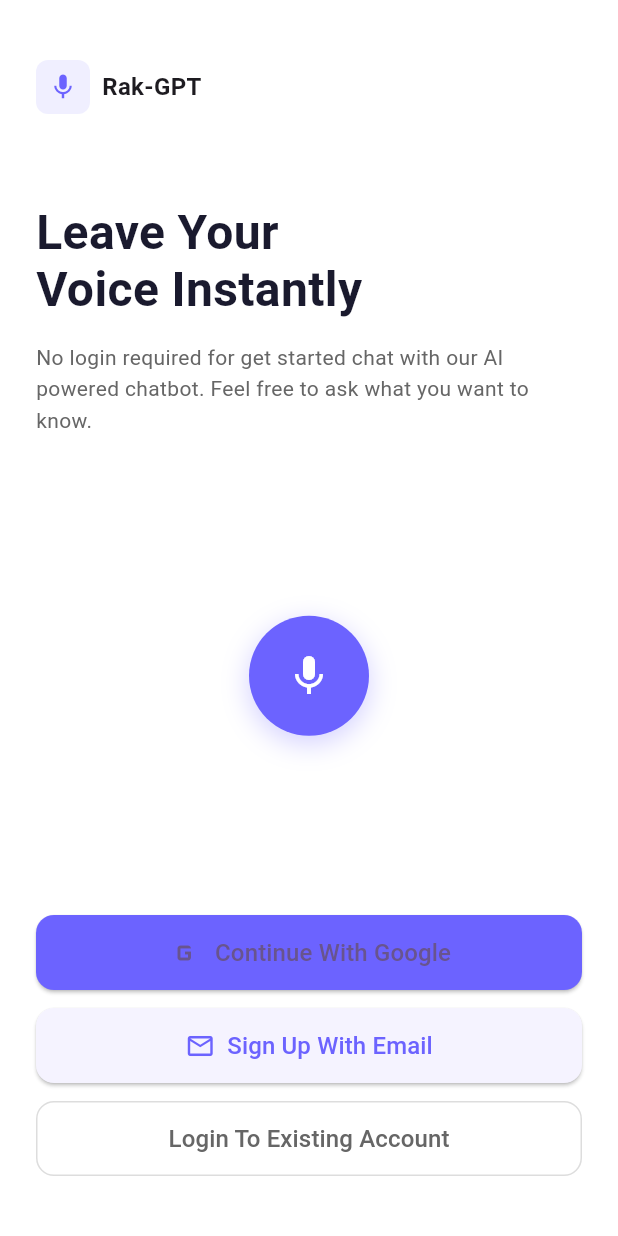
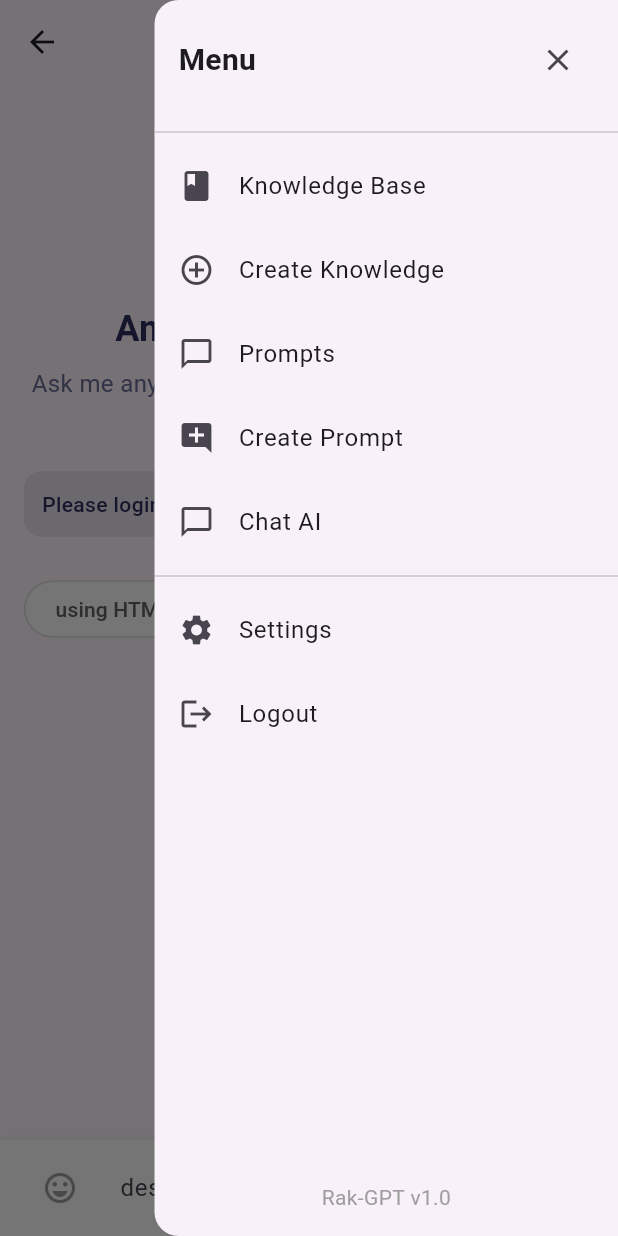
Before and after one commit to edwardpham94/amd-chat-ai, a Flutter app: the screen it shows after launch, with the side drawer open (before the commit the screen has no drawer), on a phone screen of 412 x 824 dp. Run offline on Flutter 3.47's test engine with Material 3 defaults, Android fonts, the phone set to English and light mode, and no system bars; our stand-ins replace file_picker, font_awesome_flutter, google_fonts.

Commit message:
feat: add chat ai page + sidebar

```diff
--- a/lib/main.dart
+++ b/lib/main.dart
@@ -1,6 +1,7 @@
 import 'package:amd_chat_ai/presentation/screens/authentication/login_screen_v1.dart';
 import 'package:amd_chat_ai/presentation/screens/authentication/signup_screen_v1.dart';
 import 'package:amd_chat_ai/presentation/screens/authentication/unauthorize_screen.dart';
+import 'package:amd_chat_ai/presentation/screens/chat-ai/chat_ai_screen.dart';
 import 'package:amd_chat_ai/presentation/screens/knowledge/create_knowledge_screen.dart';
 import 'package:amd_chat_ai/presentation/screens/knowledge/knowledge_screen.dart';
 import 'package:amd_chat_ai/presentation/screens/prompt/create_prompt_screen.dart';
@@ -23,7 +24,7 @@
       theme: ThemeData(
         colorScheme: ColorScheme.fromSeed(seedColor: Colors.deepPurple),
       ),
-      initialRoute: '/',
+      initialRoute: '/chat-ai',
       routes: {
         '/': (context) => const UnauthorizeScreen(),
         '/login': (context) => const LoginScreen(),
@@ -33,6 +34,7 @@
         '/prompt': (context) => const PromptScreen(),
         '/create-prompt': (context) => const CreatePromptScreen(),
         '/update-prompt': (context) => const UpdatePromptScreen(),
+        '/chat-ai': (context) => const ChatAIScreen(),
       },
     );
   }
--- /dev/null
+++ b/lib/presentation/screens/chat-ai/chat_ai_screen.dart
@@ -0,0 +1,125 @@
+import 'package:flutter/material.dart';
+import '../widgets/base_screen.dart';
+import '../widgets/chat_input.dart';
+import '../widgets/tag_chip.dart';
+
+class ChatAIScreen extends StatefulWidget {
+  const ChatAIScreen({super.key});
+
+  @override
+  State<ChatAIScreen> createState() => _ChatAIScreenState();
+}
+
+class _ChatAIScreenState extends State<ChatAIScreen> {
+  final TextEditingController _messageController = TextEditingController();
+  final List<String> _selectedTags = [];
+  final List<String> _availableTags = ['using HTML', 'using CSS', 'JavaScript'];
+
+  @override
+  void dispose() {
+    _messageController.dispose();
+    super.dispose();
+  }
+
+  void _handleSendMessage() {
+    if (_messageController.text.trim().isNotEmpty) {
+      // Handle sending message
+      _messageController.clear();
+    }
+  }
+
+  @override
+  Widget build(BuildContext context) {
+    return BaseScreen(
+      title: 'Rak-GPT',
+      body: Column(
+        children: [
+          Expanded(
+            child: ListView(
+              padding: const EdgeInsets.all(16),
+              children: [
+                const Center(
+                  child: CircleAvatar(
+                    radius: 40,
+                    backgroundColor: Colors.white,
+                    child: Icon(
+                      Icons.smart_toy,
+                      size: 40,
+                      color: Color(0xFF6C63FF),
+                    ),
+                  ),
+                ),
+                const SizedBox(height: 16),
+                const Text(
+                  'Hello, Boss!',
+                  style: TextStyle(
+                    fontSize: 24,
+                    fontWeight: FontWeight.bold,
+                    color: Color(0xFF2D2D5F),
+                  ),
+                  textAlign: TextAlign.center,
+                ),
+                const Text(
+                  'Am Ready For Help You',
+                  style: TextStyle(
+                    fontSize: 24,
+                    fontWeight: FontWeight.bold,
+                    color: Color(0xFF2D2D5F),
+                  ),
+                  textAlign: TextAlign.center,
+                ),
+                const SizedBox(height: 8),
+                const Text(
+                  'Ask me anything what\'s are on your mind. Am here to assist you!',
+                  style: TextStyle(fontSize: 16, color: Color(0xFF6E6E9B)),
+                  textAlign: TextAlign.center,
+                ),
+                const SizedBox(height: 24),
+                Container(
+                  padding: const EdgeInsets.all(12),
+                  decoration: BoxDecoration(
+                    color: const Color(0xFF2D2D5F).withOpacity(0.1),
+                    borderRadius: BorderRadius.circular(12),
+                  ),
+                  child: const Text(
+                    'Please login to save your chats',
+                    style: TextStyle(
+                      color: Color(0xFF2D2D5F),
+                      fontWeight: FontWeight.w500,
+                    ),
+                  ),
+                ),
+                const SizedBox(height: 24),
+                Wrap(
+                  spacing: 8,
+                  children:
+                      _availableTags.map((tag) {
+                        final isSelected = _selectedTags.contains(tag);
+                        return TagChip(
+                          label: tag,
+                          isSelected: isSelected,
+                          onSelected: (selected) {
+                            setState(() {
+                              if (selected) {
+                                _selectedTags.add(tag);
+                              } else {
+                                _selectedTags.remove(tag);
+                              }
+                            });
+                          },
+                        );
+                      }).toList(),
+                ),
+              ],
+            ),
+          ),
+          ChatInput(
+            controller: _messageController,
+            onSend: _handleSendMessage,
+            hintText: 'design a web page',
+          ),
+        ],
+      ),
+    );
+  }
+}
--- /dev/null
+++ b/lib/presentation/screens/widgets/app_sidebar.dart
@@ -0,0 +1,94 @@
+import 'package:flutter/material.dart';
+
+class AppSidebar extends StatelessWidget {
+  const AppSidebar({super.key});
+
+  @override
+  Widget build(BuildContext context) {
+    return Drawer(
+      width: MediaQuery.of(context).size.width * 0.75,
+      child: SafeArea(
+        child: Column(
+          children: [
+            Padding(
+              padding: const EdgeInsets.all(16.0),
+              child: Row(
+                mainAxisAlignment: MainAxisAlignment.spaceBetween,
+                children: [
+                  const Text(
+                    'Menu',
+                    style: TextStyle(fontSize: 20, fontWeight: FontWeight.bold),
+                  ),
+                  IconButton(
+                    icon: const Icon(Icons.close),
+                    onPressed: () => Navigator.of(context).pop(),
+                  ),
+                ],
+              ),
+            ),
+            const Divider(),
+            ListTile(
+              leading: const Icon(Icons.book),
+              title: const Text('Knowledge Base'),
+              onTap: () {
+                Navigator.pop(context);
+                Navigator.pushNamed(context, '/knowledge');
+              },
+            ),
+            ListTile(
+              leading: const Icon(Icons.add_circle_outline),
+              title: const Text('Create Knowledge'),
+              onTap: () {
+                Navigator.pop(context);
+                Navigator.pushNamed(context, '/create-knowledge');
+              },
+            ),
+            ListTile(
+              leading: const Icon(Icons.chat_bubble_outline),
+              title: const Text('Prompts'),
+              onTap: () {
+                Navigator.pop(context);
+                Navigator.pushNamed(context, '/prompt');
+              },
+            ),
+            ListTile(
+              leading: const Icon(Icons.add_comment),
+              title: const Text('Create Prompt'),
+              onTap: () {
+                Navigator.pop(context);
+                Navigator.pushNamed(context, '/create-prompt');
+              },
+            ),
+            ListTile(
+              leading: const Icon(Icons.chat_bubble_outline),
+              title: const Text('Chat AI'),
+              onTap: () {
+                Navigator.pop(context);
+                Navigator.pushNamed(context, '/chat-ai');
+              },
+            ),
+            const Divider(),
+            ListTile(
+              leading: const Icon(Icons.settings),
+              title: const Text('Settings'),
+              onTap: () => Navigator.pop(context),
+            ),
+            ListTile(
+              leading: const Icon(Icons.logout),
+              title: const Text('Logout'),
+              onTap: () {
+                Navigator.pop(context);
+                Navigator.pushReplacementNamed(context, '/login');
+              },
+            ),
+            const Spacer(),
+            const Padding(
+              padding: EdgeInsets.all(16.0),
+              child: Text('Rak-GPT v1.0', style: TextStyle(color: Colors.grey)),
+            ),
+          ],
+        ),
+      ),
+    );
+  }
+}
--- /dev/null
+++ b/lib/presentation/screens/widgets/base_screen.dart
@@ -0,0 +1,62 @@
+import 'package:flutter/material.dart';
+import 'app_sidebar.dart';
+
+class BaseScreen extends StatefulWidget {
+  final Widget body;
+  final String title;
+  final List<Widget>? actions;
+  final Widget? floatingActionButton;
+  final FloatingActionButtonLocation? floatingActionButtonLocation;
+  final Widget? bottomNavigationBar;
+  final bool showBackButton;
+
+  const BaseScreen({
+    super.key,
+    required this.body,
+    required this.title,
+    this.actions,
+    this.floatingActionButton,
+    this.floatingActionButtonLocation,
+    this.bottomNavigationBar,
+    this.showBackButton = false,
+  });
+
+  @override
+  State<BaseScreen> createState() => _BaseScreenState();
+}
+
+class _BaseScreenState extends State<BaseScreen> {
+  final GlobalKey<ScaffoldState> _scaffoldKey = GlobalKey<ScaffoldState>();
+
+  void _openEndDrawer() {
+    _scaffoldKey.currentState!.openEndDrawer();
+  }
+
+  @override
+  Widget build(BuildContext context) {
+    return Scaffold(
+      key: _scaffoldKey,
+      appBar: AppBar(
+        title: Text(widget.title),
+        centerTitle: true,
+        leading:
+            widget.showBackButton
+                ? IconButton(
+                  icon: const Icon(Icons.arrow_back),
+                  onPressed: () => Navigator.of(context).pop(),
+                )
+                : null,
+        actions: [
+          // Add the sidebar button to the top-right
+          IconButton(icon: const Icon(Icons.menu), onPressed: _openEndDrawer),
+          ...(widget.actions ?? []),
+        ],
+      ),
+      endDrawer: const AppSidebar(),
+      body: widget.body,
+      floatingActionButton: widget.floatingActionButton,
+      floatingActionButtonLocation: widget.floatingActionButtonLocation,
+      bottomNavigationBar: widget.bottomNavigationBar,
+    );
+  }
+}
--- /dev/null
+++ b/lib/presentation/screens/widgets/chat_input.dart
@@ -0,0 +1,64 @@
+import 'package:flutter/material.dart';
+
+class ChatInput extends StatelessWidget {
+  final TextEditingController controller;
+  final VoidCallback onSend;
+  final String hintText;
+
+  const ChatInput({
+    super.key,
+    required this.controller,
+    required this.onSend,
+    required this.hintText,
+  });
+
+  @override
+  Widget build(BuildContext context) {
+    return Container(
+      padding: const EdgeInsets.symmetric(horizontal: 16, vertical: 8),
+      decoration: BoxDecoration(
+        color: Colors.white,
+        boxShadow: [
+          BoxShadow(
+            color: Colors.grey.withOpacity(0.1),
+            spreadRadius: 1,
+            blurRadius: 5,
+            offset: const Offset(0, -2),
+          ),
+        ],
+      ),
+      child: SafeArea(
+        child: Row(
+          children: [
+            IconButton(
+              icon: const Icon(Icons.emoji_emotions_outlined),
+              onPressed: () {},
+              color: Colors.grey,
+            ),
+            Expanded(
+              child: TextField(
+                controller: controller,
+                decoration: InputDecoration(
+                  hintText: hintText,
+                  border: InputBorder.none,
+                  contentPadding: const EdgeInsets.symmetric(horizontal: 16),
+                ),
+                onSubmitted: (_) => onSend(),
+              ),
+            ),
+            IconButton(
+              icon: const Icon(Icons.mic),
+              onPressed: () {},
+              color: Colors.grey,
+            ),
+            IconButton(
+              icon: const Icon(Icons.send),
+              onPressed: onSend,
+              color: const Color(0xFF6C63FF),
+            ),
+          ],
+        ),
+      ),
+    );
+  }
+}
--- /dev/null
+++ b/lib/presentation/screens/widgets/tag_chip.dart
@@ -0,0 +1,33 @@
+import 'package:flutter/material.dart';
+
+class TagChip extends StatelessWidget {
+  final String label;
+  final bool isSelected;
+  final Function(bool) onSelected;
+
+  const TagChip({
+    super.key,
+    required this.label,
+    required this.isSelected,
+    required this.onSelected,
+  });
+
+  @override
+  Widget build(BuildContext context) {
+    return FilterChip(
+      label: Text(label),
+      selected: isSelected,
+      onSelected: onSelected,
+      backgroundColor: Colors.white,
+      selectedColor: const Color(0xFF6C63FF).withOpacity(0.1),
+      side: BorderSide(
+        color: isSelected ? const Color(0xFF6C63FF) : Colors.grey.shade300,
+      ),
+      labelStyle: TextStyle(
+        color: isSelected ? const Color(0xFF6C63FF) : Colors.grey.shade700,
+      ),
+      shape: RoundedRectangleBorder(borderRadius: BorderRadius.circular(20)),
+      padding: const EdgeInsets.symmetric(horizontal: 12, vertical: 8),
+    );
+  }
+}
```
Also changed, not shown: lib/presentation/screens/widgets/chat_message.dart (added, +110 -0 lines), 1 other file.
